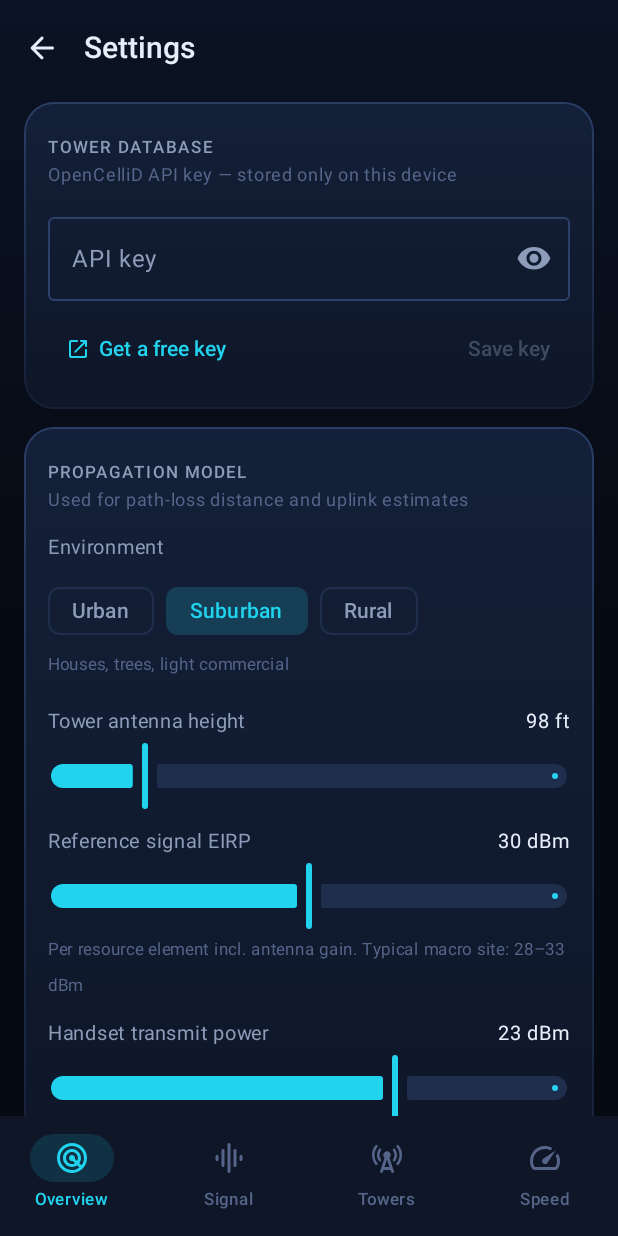
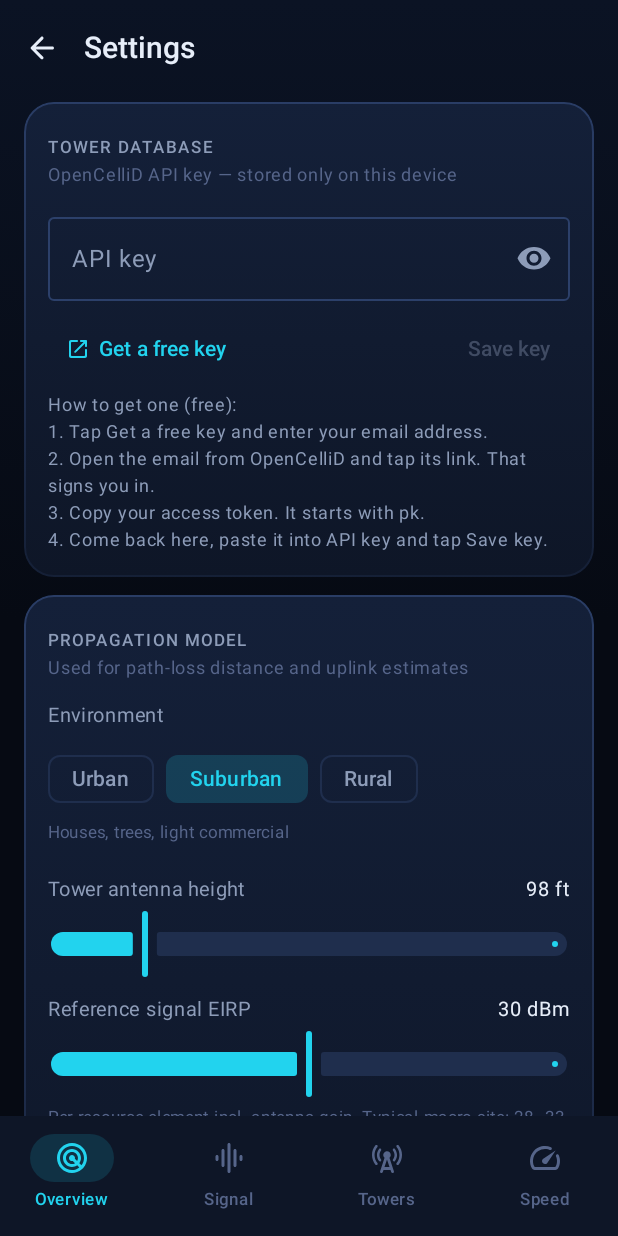
Before and after one commit to garyleebairdjr-cmyk/towerscope-live, an Android app built with Jetpack Compose: the screen it shows after launch (MainActivity), after a tap on "Settings", on a phone screen of 412 x 824 dp. Run offline under Robolectric (Android 15) with nearby library versions, the phone set to English and light mode, and no system bars; pictures from the network do not load.

Commit message:
Add Switch towers buttons, clearer key sign-up steps, update-safety test
- Towers tab: a "Switch towers" card that opens airplane mode and network
  mode, the two settings that make the phone choose a tower again. No app can
  pick a tower, so the card says so.
- Settings: step-by-step instructions for getting an OpenCelliD key (email,
  sign-in link, copy the pk. access token, paste it as the API key).
- SettingsTest guards the stored key names, so updates keep saved API keys.
- README: the same sign-up steps.

Co-Authored-By: Claude Opus 5.5 <noreply@anthropic.com>

```diff
--- a/shared/src/androidMain/kotlin/io/towerscope/platform/AndroidPlatform.kt
+++ b/shared/src/androidMain/kotlin/io/towerscope/platform/AndroidPlatform.kt
@@ -57,6 +57,7 @@ class AndroidPlatform(context: Context) : PlatformServices {
     )
 
     override val store: KeyValueStore = object : KeyValueStore {
+        // Don't rename: app updates keep this file, so a new name would lose saved settings and the API key.
         private val prefs = app.getSharedPreferences("towerscope", Context.MODE_PRIVATE)
         override fun getString(key: String): String? = prefs.getString(key, null)
         override fun putString(key: String, value: String?) {
--- a/shared/src/commonMain/kotlin/io/towerscope/ui/screens/SettingsScreens.kt
+++ b/shared/src/commonMain/kotlin/io/towerscope/ui/screens/SettingsScreens.kt
@@ -79,6 +79,17 @@ fun SettingsScreen(controller: AppController) {
                     enabled = keyDraft != settings.openCellIdKey,
                     onClick = { controller.updateSettings { it.copy(openCellIdKey = keyDraft) } },
                 ) { Text("Save key") }
+            }
+            if (!settings.hasApiKey) {
+                Spacer(Modifier.height(4.dp))
+                Text(
+                    "How to get one (free):\n" +
+                        "1. Tap Get a free key and enter your email address.\n" +
+                        "2. Open the email from OpenCelliD and tap its link. That signs you in.\n" +
+                        "3. Copy your access token. It starts with pk.\n" +
+                        "4. Come back here, paste it into API key and tap Save key.",
+                    fontSize = 12.sp, color = Palette.TextDim, lineHeight = 18.sp,
+                )
             }
         }
 
```
Also changed, not shown: shared/src/commonMain/kotlin/io/towerscope/ui/screens/TowerScreens.kt (+39 -1 lines), 2 other files.
